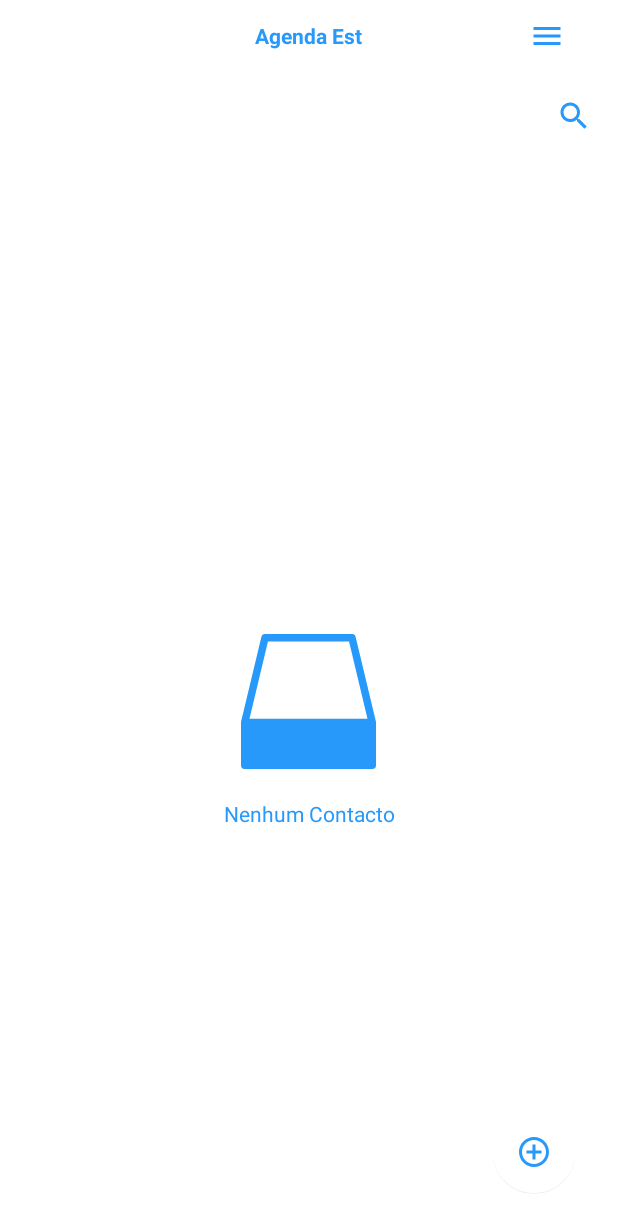
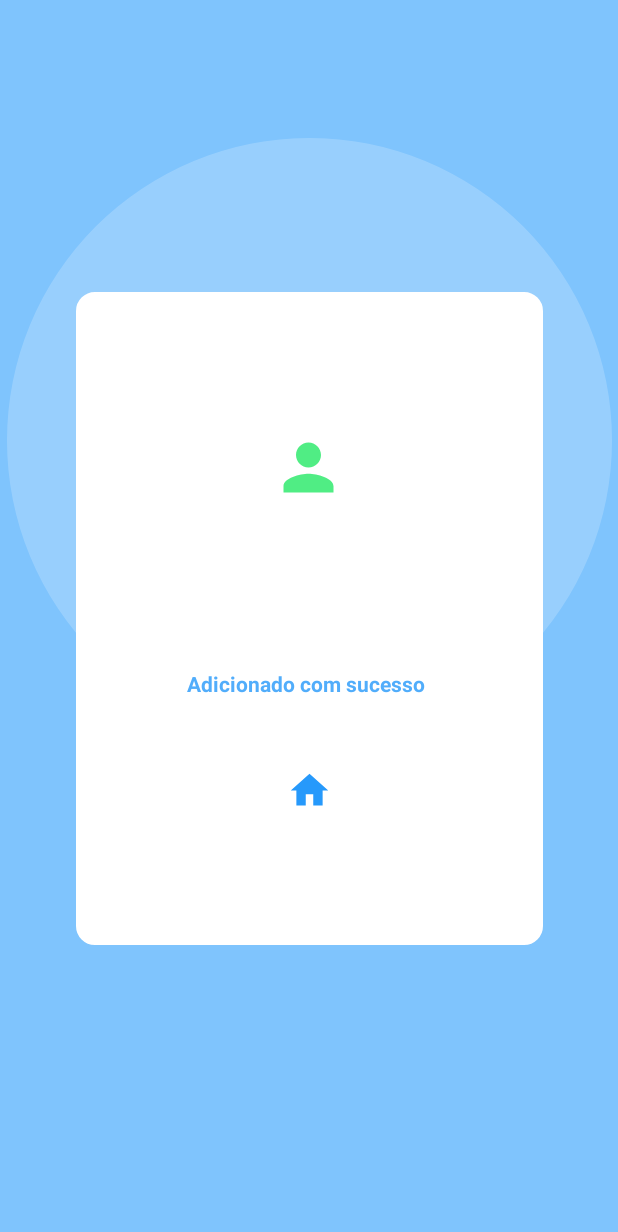
Before and after one commit to skadjaz/Android-Agenda, an Android app: the AddActivity screen opened directly, with no data from a screen before it, after a tap on "Adicionar Contacto", on a phone screen of 412 x 824 dp. Shown: the top 1232 px of the screen. Run offline under Robolectric (Android 15) with nearby library versions, the phone set to English and light mode, and no system bars; 1 statement that could not run was skipped.

Commit message:
minor changes

```diff
--- a/app/src/main/AndroidManifest.xml
+++ b/app/src/main/AndroidManifest.xml
@@ -10,9 +10,12 @@
         android:supportsRtl="true"
         android:theme="@style/Theme.Agenda_EST">
         <activity
+            android:name=".AddSucess"
+            android:exported="false" />
+        <activity
             android:name=".contacto"
             android:exported="false"
-            android:parentActivityName=".MainActivity"/>
+            android:parentActivityName=".MainActivity" />
         <activity
             android:name=".UpdateActivity"
             android:exported="false"
--- a/app/src/main/java/com/est/agenda_est/AddActivity.java
+++ b/app/src/main/java/com/est/agenda_est/AddActivity.java
@@ -58,7 +58,9 @@ public class AddActivity extends AppCompatActivity {
                 myDB.addContacto(nome_input.getText().toString().trim(),
                         sobrenome_input.getText().toString().trim(),
                         Integer.valueOf(contacto_input.getText().toString().trim()));
-                Intent intent = new Intent(AddActivity.this, MainActivity.class);
+                Intent intent = new Intent(AddActivity.this, AddSucess.class);
+                intent.putExtra("nome_added",nome_input.getText().toString().trim());
+                intent.putExtra("sobrenome_added",sobrenome_input.getText().toString().trim());
                 startActivity(intent);
             }
         });
--- /dev/null
+++ b/app/src/main/java/com/est/agenda_est/AddSucess.java
@@ -0,0 +1,40 @@
+package com.est.agenda_est;
+
+import androidx.appcompat.app.AppCompatActivity;
+
+import android.content.Intent;
+import android.os.Bundle;
+import android.view.View;
+import android.widget.ImageView;
+import android.widget.TextView;
+import android.widget.Toast;
+
+public class AddSucess extends AppCompatActivity {
+
+    TextView nomeContacto;
+    ImageView homeButton;
+
+    @Override
+    protected void onCreate(Bundle savedInstanceState) {
+        super.onCreate(savedInstanceState);
+        setContentView(R.layout.addsucessfully);
+
+        nomeContacto = findViewById(R.id.nomeContacto);
+        homeButton = findViewById(R.id.homeButton);
+        getAndSetIntentData();
+
+        homeButton.setOnClickListener(new View.OnClickListener() {
+            @Override
+            public void onClick(View v) {
+                Intent intent = new Intent(AddSucess.this, MainActivity.class);
+                startActivity(intent);
+            }
+        });
+    }
+    void getAndSetIntentData() {
+        if (getIntent().hasExtra("nome_added") && getIntent().hasExtra("sobrenome_added")) {
+            // Getting Data
+            nomeContacto.setText(getIntent().getStringExtra("nome_added") + " " + getIntent().getStringExtra("sobrenome_added"));
+        }
+    }
+}
--- a/app/src/main/java/com/est/agenda_est/Database.java
+++ b/app/src/main/java/com/est/agenda_est/Database.java
@@ -56,12 +56,12 @@ public class Database extends SQLiteOpenHelper {
         if (result == -1){
             Toast.makeText(context, "Failed", Toast.LENGTH_SHORT).show();
         }else {
-            Toast.makeText(context, "Adicionado com Sucesso!", Toast.LENGTH_SHORT).show();
+            //Toast.makeText(context, "Adicionado com Sucesso!", Toast.LENGTH_SHORT).show();
         }
     }
 
     Cursor readAllData(){
-        String query = "SELECT * FROM " + TABLE_NAME;
+        String query = "SELECT * FROM " + TABLE_NAME + " ORDER BY " + COL_NAME + " COLLATE NOCASE ASC ";
         SQLiteDatabase db = this.getReadableDatabase();
 
         Cursor cursor = null;
--- a/app/src/main/res/layout/addsucessfully.xml
+++ b/app/src/main/res/layout/addsucessfully.xml
@@ -29,9 +29,9 @@
             app:srcCompat="@drawable/ic_person" />
 
         <TextView
-            android:id="@+id/textView8"
+            android:id="@+id/nomeContacto"
             android:layout_width="104dp"
-            android:layout_height="22dp"
+            android:layout_height="wrap_content"
             android:layout_marginTop="32dp"
             android:text="Contacto 5"
             android:textAlignment="center"
@@ -53,10 +53,10 @@
             android:textStyle="bold"
             app:layout_constraintEnd_toEndOf="parent"
             app:layout_constraintStart_toStartOf="parent"
-            app:layout_constraintTop_toBottomOf="@+id/textView8" />
+            app:layout_constraintTop_toBottomOf="@+id/nomeContacto" />
 
         <ImageView
-            android:id="@+id/imageView3"
+            android:id="@+id/homeButton"
             android:layout_width="30dp"
             android:layout_height="30dp"
             android:layout_marginTop="50dp"
--- a/app/src/main/res/layout/addunsucessfully.xml
+++ b/app/src/main/res/layout/addunsucessfully.xml
@@ -30,7 +30,7 @@
             android:contentDescription="user" />
 
         <TextView
-            android:id="@+id/textView8"
+            android:id="@+id/nomeContacto"
             android:layout_width="104dp"
             android:layout_height="22dp"
             android:layout_marginTop="32dp"
@@ -54,10 +54,10 @@
             android:textStyle="bold"
             app:layout_constraintEnd_toEndOf="parent"
             app:layout_constraintStart_toStartOf="parent"
-            app:layout_constraintTop_toBottomOf="@+id/textView8" />
+            app:layout_constraintTop_toBottomOf="@+id/nomeContacto" />
 
         <ImageView
-            android:id="@+id/imageView3"
+            android:id="@+id/homeButton"
             android:layout_width="30dp"
             android:layout_height="30dp"
             android:layout_marginTop="40dp"
--- a/app/src/main/res/layout/editadocomsucesso.xml
+++ b/app/src/main/res/layout/editadocomsucesso.xml
@@ -30,7 +30,7 @@
             android:contentDescription="user" />
 
         <TextView
-            android:id="@+id/textView8"
+            android:id="@+id/nomeContacto"
             android:layout_width="104dp"
             android:layout_height="22dp"
             android:layout_marginTop="32dp"
@@ -55,10 +55,10 @@
             android:textStyle="bold"
             app:layout_constraintEnd_toEndOf="parent"
             app:layout_constraintStart_toStartOf="parent"
-            app:layout_constraintTop_toBottomOf="@+id/textView8" />
+            app:layout_constraintTop_toBottomOf="@+id/nomeContacto" />
 
         <ImageView
-            android:id="@+id/imageView3"
+            android:id="@+id/homeButton"
             android:layout_width="30dp"
             android:layout_height="30dp"
             android:layout_marginTop="28dp"
--- a/app/src/main/res/layout/editadosemsucesso.xml
+++ b/app/src/main/res/layout/editadosemsucesso.xml
@@ -30,7 +30,7 @@
             android:contentDescription="user" />
 
         <TextView
-            android:id="@+id/textView8"
+            android:id="@+id/nomeContacto"
             android:layout_width="104dp"
             android:layout_height="22dp"
             android:layout_marginTop="32dp"
@@ -55,10 +55,10 @@
             android:textAlignment="center"
             app:layout_constraintEnd_toEndOf="parent"
             app:layout_constraintStart_toStartOf="parent"
-            app:layout_constraintTop_toBottomOf="@+id/textView8" />
+            app:layout_constraintTop_toBottomOf="@+id/nomeContacto" />
 
         <ImageView
-            android:id="@+id/imageView3"
+            android:id="@+id/homeButton"
             android:layout_width="30dp"
             android:layout_height="30dp"
             android:layout_marginTop="40dp"
--- a/app/src/main/res/layout/perguntarremover.xml
+++ b/app/src/main/res/layout/perguntarremover.xml
@@ -29,7 +29,7 @@
             app:srcCompat="@drawable/ic_person" />
 
         <TextView
-            android:id="@+id/textView8"
+            android:id="@+id/nomeContacto"
             android:layout_width="104dp"
             android:layout_height="22dp"
             android:layout_marginTop="32dp"
@@ -54,7 +54,7 @@
             android:textAlignment="center"
             app:layout_constraintEnd_toEndOf="parent"
             app:layout_constraintStart_toStartOf="parent"
-            app:layout_constraintTop_toBottomOf="@+id/textView8" />
+            app:layout_constraintTop_toBottomOf="@+id/nomeContacto" />
 
         <ImageView
             android:id="@+id/imageView5"
--- a/app/src/main/res/layout/removidosucesso.xml
+++ b/app/src/main/res/layout/removidosucesso.xml
@@ -29,7 +29,7 @@
             app:srcCompat="@drawable/ic_person" />
 
         <TextView
-            android:id="@+id/textView8"
+            android:id="@+id/nomeContacto"
             android:layout_width="104dp"
             android:layout_height="22dp"
             android:layout_marginTop="32dp"
@@ -54,10 +54,10 @@
             android:textAlignment="center"
             app:layout_constraintEnd_toEndOf="parent"
             app:layout_constraintStart_toStartOf="parent"
-            app:layout_constraintTop_toBottomOf="@+id/textView8" />
+            app:layout_constraintTop_toBottomOf="@+id/nomeContacto" />
 
         <ImageView
-            android:id="@+id/imageView3"
+            android:id="@+id/homeButton"
             android:layout_width="30dp"
             android:layout_height="30dp"
             android:layout_marginTop="50dp"
--- a/build.gradle
+++ b/build.gradle
@@ -5,7 +5,7 @@ buildscript {
         mavenCentral()
     }
     dependencies {
-        classpath "com.android.tools.build:gradle:7.0.3"
+        classpath 'com.android.tools.build:gradle:7.0.4'
 
         // NOTE: Do not place your application dependencies here; they belong
         // in the individual module build.gradle files
```
Also changed, not shown: app/src/main/java/com/est/agenda_est/CustomAdapter.java (+13 -13 lines), app/src/main/res/layout/activity_add_sucess.xml (added, +9 -0 lines).
